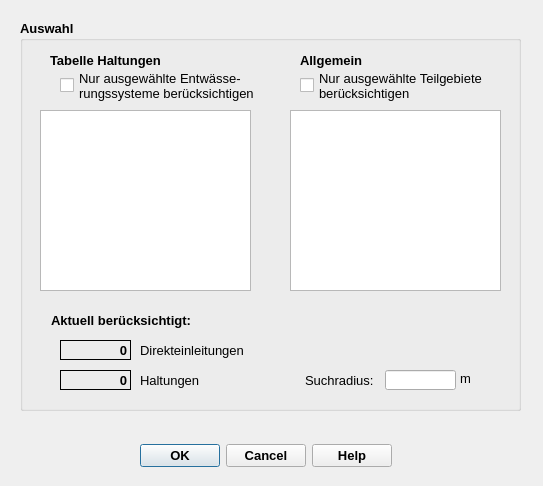
First picture: the form in qkan/linkflaechen/res/application_createlinesw.ui, repository hoettges/QKan, before the edit.
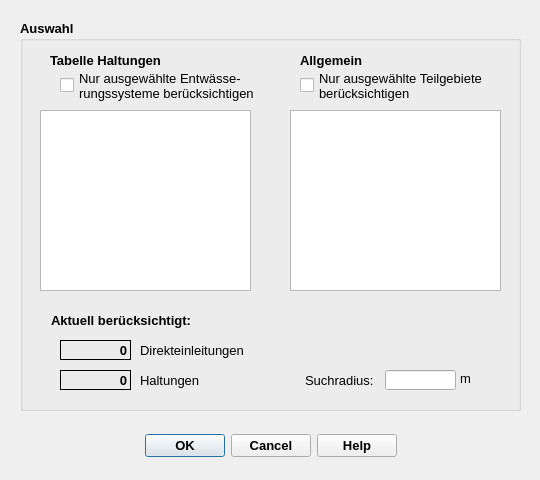
Second picture: the form after the edit.

Diff of the .ui file:
```diff
--- a/qkan/linkflaechen/res/application_createlinesw.ui
+++ b/qkan/linkflaechen/res/application_createlinesw.ui
@@ -6,10 +6,16 @@
    <rect>
     <x>0</x>
     <y>0</y>
-    <width>543</width>
-    <height>486</height>
+    <width>540</width>
+    <height>480</height>
    </rect>
   </property>
+  <property name="minimumSize">
+   <size>
+    <width>540</width>
+    <height>480</height>
+   </size>
+  </property>
   <property name="font">
    <font>
     <family>Tahoma</family>
@@ -21,14 +27,15 @@
   <widget class="QDialogButtonBox" name="button_box">
    <property name="geometry">
     <rect>
-     <x>120</x>
-     <y>440</y>
-     <width>291</width>
+     <x>20</x>
+     <y>430</y>
+     <width>501</width>
      <height>32</height>
     </rect>
    </property>
    <property name="font">
     <font>
+     <family>Tahoma</family>
      <pointsize>10</pointsize>
      <weight>75</weight>
      <bold>true</bold>
```
Left out of the diff: 13 changed lines with no effect on the pictures.
